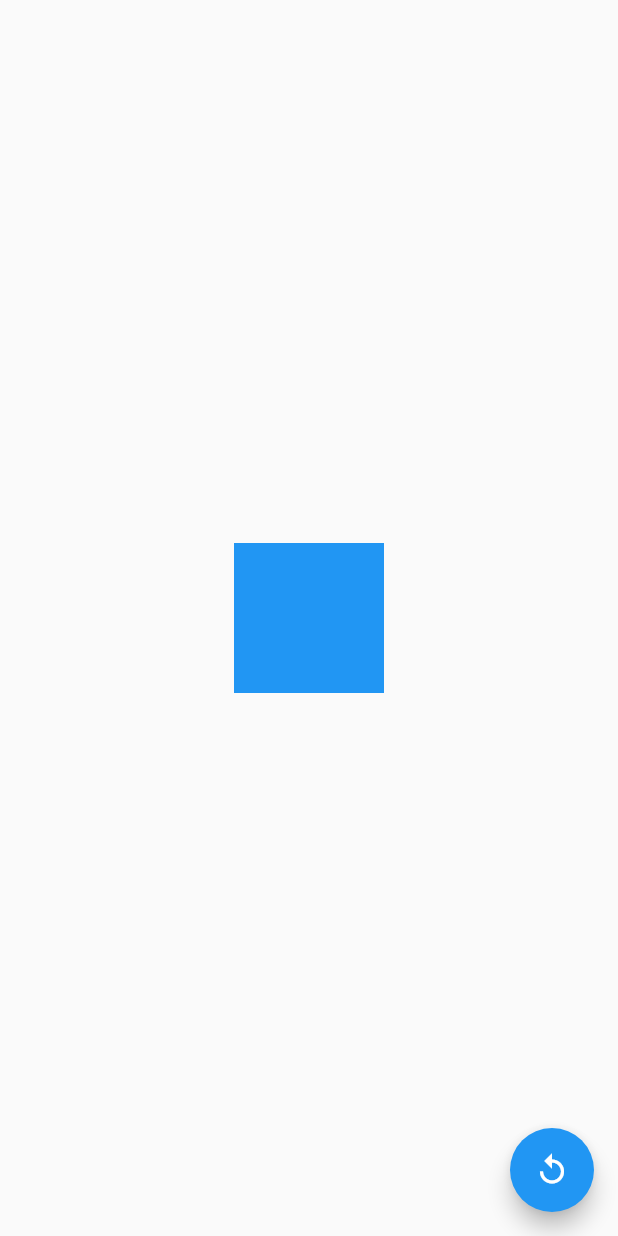
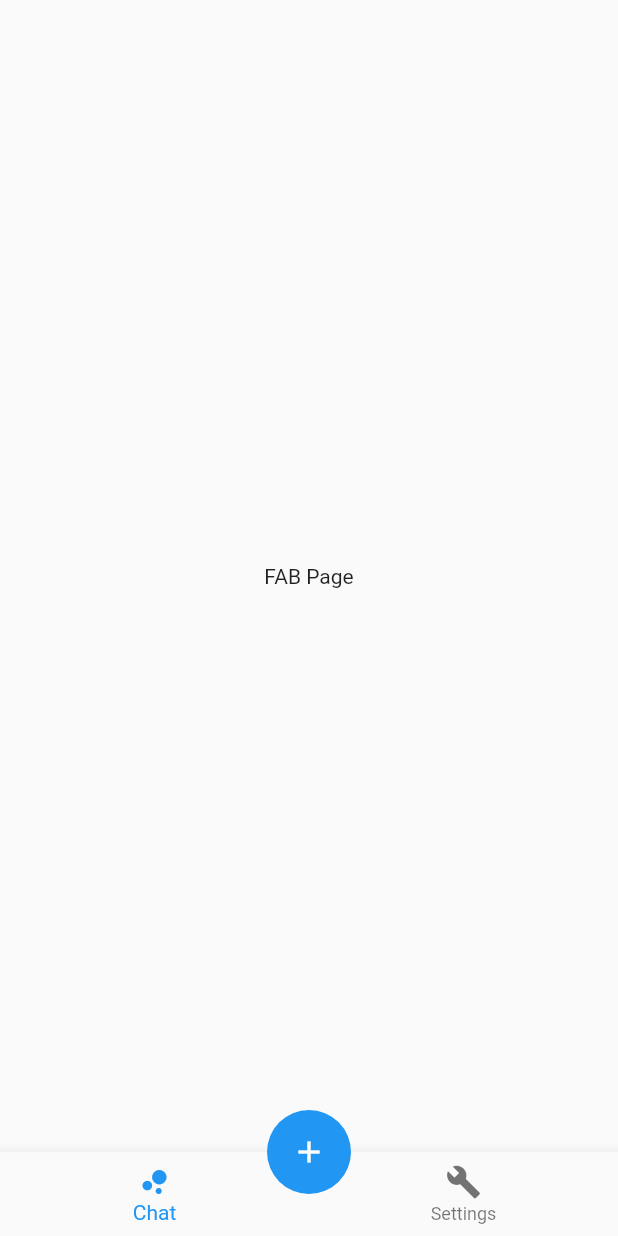
Before and after one commit to CrisMEDev/Flutter-Widget_of_the_week, a Flutter app: the screen it shows after launch, on a phone screen of 412 x 824 dp. Run offline on Flutter 3.47's test engine with Material 2 defaults, Android fonts, the phone set to English and light mode, and no system bars.

Commit message:
floating action button

```diff
--- a/lib/main.dart
+++ b/lib/main.dart
@@ -13,16 +13,17 @@ class MyApp extends StatelessWidget {
       debugShowCheckedModeBanner: false,
       title: 'Widget of the week',
 
-      initialRoute: '/fadeTransition',
+      initialRoute: '/floatingActionButton',
 
       routes: {
-        '/safeArea'                     : ( BuildContext context ) => SafeAreaPage(),
-        '/expanded'                     : ( BuildContext context ) => ExpandedPage(),
-        '/wrap'                         : ( BuildContext context ) => WrapPage(),
-        '/animatedContainer'            : ( BuildContext context ) => AnimatedContainerPage(),
-        '/animatedOpacity'              : ( BuildContext context ) => AnimatedOpacityPage(),
-        '/futureBuilder'                : ( BuildContext context ) => FutureBuilderPage(),
-        '/fadeTransition'               : ( BuildContext context ) => FadeTransitionPage(),
+        '/safeArea'                           : ( BuildContext context ) => SafeAreaPage(),
+        '/expanded'                           : ( BuildContext context ) => ExpandedPage(),
+        '/wrap'                               : ( BuildContext context ) => WrapPage(),
+        '/animatedContainer'                  : ( BuildContext context ) => AnimatedContainerPage(),
+        '/animatedOpacity'                    : ( BuildContext context ) => AnimatedOpacityPage(),
+        '/futureBuilder'                      : ( BuildContext context ) => FutureBuilderPage(),
+        '/fadeTransition'                     : ( BuildContext context ) => FadeTransitionPage(),
+        '/floatingActionButton'               : ( BuildContext context ) => FABPage(),
       },
     );
   }
--- /dev/null
+++ b/lib/src/pages/fab.dart
@@ -0,0 +1,82 @@
+import 'package:flutter/material.dart';
+
+
+class FABPage extends StatelessWidget {
+
+  @override
+  Widget build(BuildContext context) {
+    return Scaffold(
+
+      floatingActionButtonLocation: FloatingActionButtonLocation.centerDocked,
+      floatingActionButton: _BotonFlotante(),
+      bottomNavigationBar: _BarraNavegacion(),
+
+      body: Center(
+        child: Text('FAB Page'),
+     ),
+   );
+  }
+}
+
+class _BarraNavegacion extends StatelessWidget {
+  const _BarraNavegacion({
+    Key key,
+  }) : super(key: key);
+
+  @override
+  Widget build(BuildContext context) {
+    return BottomNavigationBar(
+      currentIndex: 0,
+      items: [
+        BottomNavigationBarItem(
+          icon: Icon(Icons.bubble_chart),
+          label: 'Chat'
+        ),
+        BottomNavigationBarItem(
+          icon: Icon(Icons.build),
+          label: 'Settings'
+        )
+      ],
+    );
+  }
+}
+
+class _BotonFlotante extends StatelessWidget {
+  const _BotonFlotante({
+    Key key,
+  }) : super(key: key);
+
+  @override
+  Widget build(BuildContext context) {
+    return FloatingActionButton(
+      elevation: 0.0,
+      highlightElevation: 0.0,
+      child: Icon( Icons.add ),
+      onPressed: (){
+        Navigator.push(context, MaterialPageRoute(builder: (_) => Pagina2Page()));
+      }
+    );
+  }
+}
+
+
+
+
+// ----------------------------------- Pagina 2 -----------------------------------
+
+class Pagina2Page extends StatelessWidget {
+
+  @override
+  Widget build(BuildContext context) {
+    return Scaffold(
+
+      floatingActionButtonLocation: FloatingActionButtonLocation.centerFloat,
+      floatingActionButton: _BotonFlotante(),
+      bottomNavigationBar: _BarraNavegacion(),
+
+      body: Center(
+        child: Text('Pagina2 Page'),
+     ),
+   );
+  }
+}
--- a/lib/src/pages/widgets_of_the_week.dart
+++ b/lib/src/pages/widgets_of_the_week.dart
@@ -4,3 +4,4 @@ export 'package:widget_of_the_week/src/pages/wrap.dart';
 export 'package:widget_of_the_week/src/pages/animated_container.dart';
 export 'package:widget_of_the_week/src/pages/opacity_animated_opacity.dart';
 export 'package:widget_of_the_week/src/pages/future_builder.dart';
+export 'package:widget_of_the_week/src/pages/fab.dart';
```
